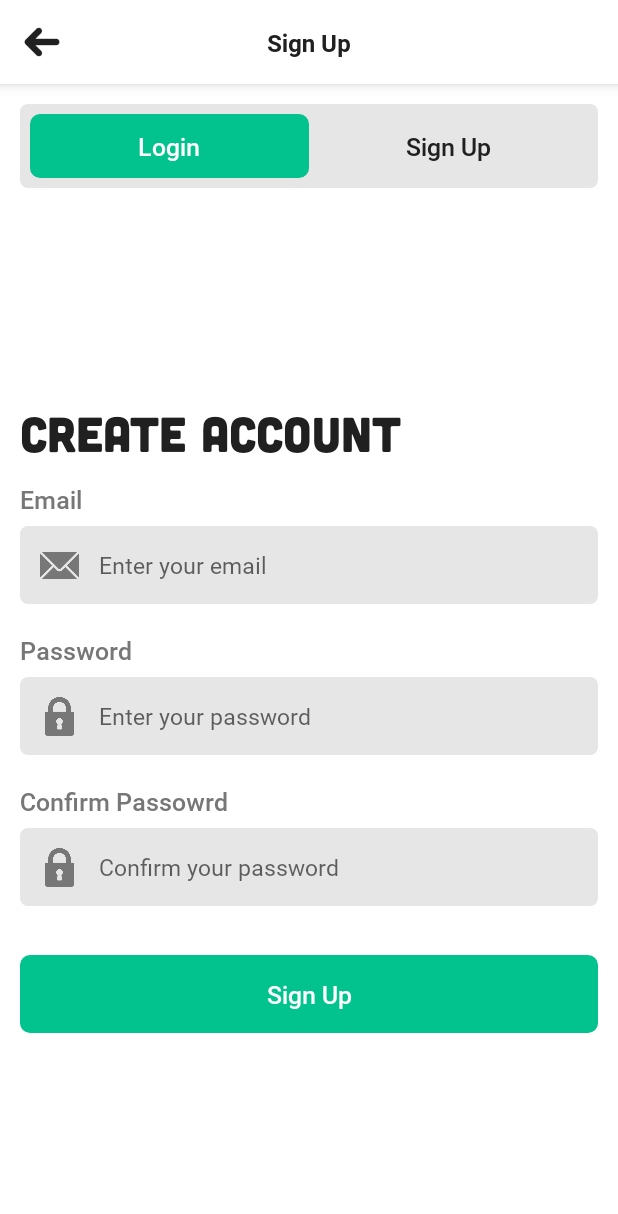
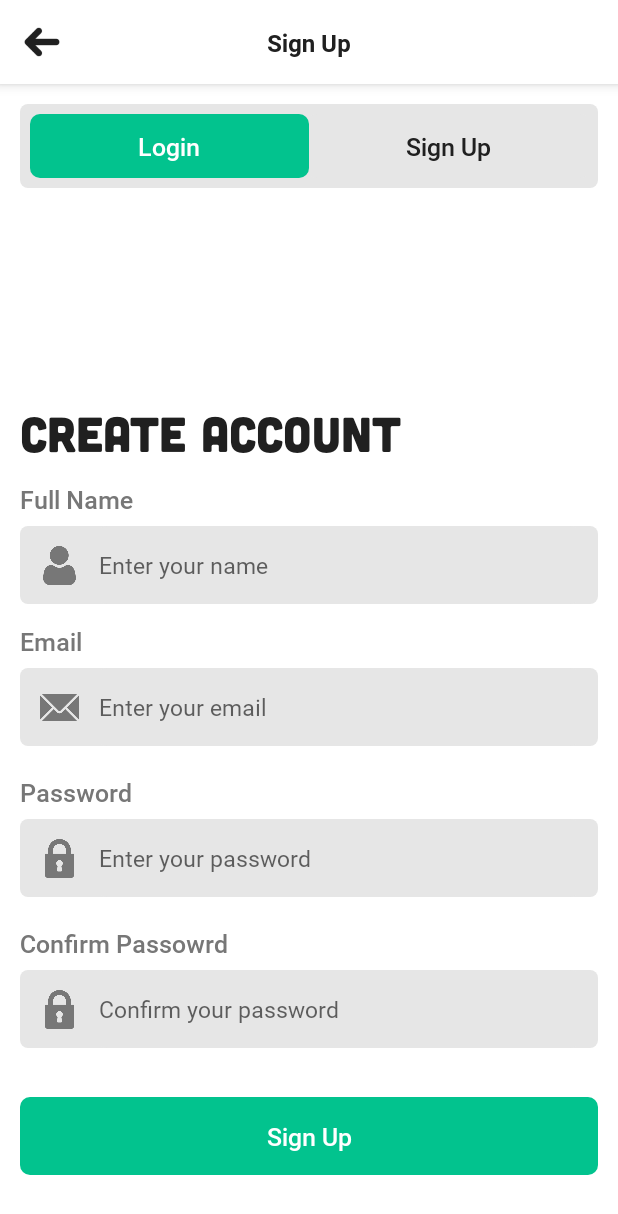
Before and after one commit to saadahmedscse/Android-Video-Call-Firebase-Jitsi, an Android app: the SignUpFragment screen opened through its navigation route, on a phone screen of 412 x 824 dp. Shown: the top 1214 px of the screen. Run offline under Robolectric (Android 15) with nearby library versions, the phone set to English and light mode, and no system bars; our stand-ins replace Firebase (no records; nobody signed in at launch, a user with empty details on screens opened directly), sdp/ssp sizes; 1 statement that could not run was skipped.

Commit message:
Added name field

```diff
--- a/app/src/main/java/com/caffeine/videocall_jitsi/view/auth/tabs/signUp/SignUpFragment.kt
+++ b/app/src/main/java/com/caffeine/videocall_jitsi/view/auth/tabs/signUp/SignUpFragment.kt
@@ -35,6 +35,10 @@ class SignUpFragment : BaseFragment<FragmentSignUpBinding>(FragmentSignUpBinding
 
     private fun validate(): Boolean {
         when {
+            binding.etName.gText().isBlank() -> {
+                binding.etName.error = "Name is required"
+                return false
+            }
             binding.etEmail.gText().isBlank() -> {
                 binding.etEmail.error = "Email is required"
                 return false
@@ -76,6 +80,7 @@ class SignUpFragment : BaseFragment<FragmentSignUpBinding>(FragmentSignUpBinding
 
     private fun updateUserData(auth: FirebaseAuth) {
         val user = HashMap<String, String>()
+        user["name"] = binding.etName.gText()
         user["uid"] = auth.currentUser?.uid!!
         user["email"] = binding.etEmail.gText()
         user["password"] = binding.etPassword.gText()
--- a/app/src/main/res/layout/fragment_sign_up.xml
+++ b/app/src/main/res/layout/fragment_sign_up.xml
@@ -26,15 +26,65 @@
         app:layout_constraintTop_toBottomOf="@id/txt_login">
 
         <TextView
+            android:id="@+id/tv_name"
+            android:layout_width="wrap_content"
+            android:layout_height="wrap_content"
+            android:fontFamily="@font/medium"
+            android:text="Full Name"
+            android:textColor="@color/colorGrey"
+            android:textSize="@dimen/_13ssp"
+            app:layout_constraintStart_toStartOf="parent"
+            app:layout_constraintTop_toTopOf="parent" />
+
+        <androidx.constraintlayout.widget.ConstraintLayout
+            android:id="@+id/layout_et_name"
+            android:layout_width="match_parent"
+            android:layout_height="@dimen/_40sdp"
+            android:layout_marginTop="@dimen/_5sdp"
+            android:background="@drawable/bg_light_grey_5"
+            android:paddingStart="@dimen/_10sdp"
+            android:paddingEnd="@dimen/_10sdp"
+            app:layout_constraintTop_toBottomOf="@id/tv_name">
+
+            <ImageView
+                android:id="@+id/ic_person"
+                android:layout_width="@dimen/_20sdp"
+                android:layout_height="@dimen/_20sdp"
+                android:src="@drawable/ic_person"
+                app:layout_constraintBottom_toBottomOf="parent"
+                app:layout_constraintStart_toStartOf="parent"
+                app:layout_constraintTop_toTopOf="parent"
+                app:tint="@color/colorGrey"
+                tools:ignore="ContentDescription" />
+
+            <EditText
+                android:id="@+id/et_name"
+                android:layout_width="0dp"
+                android:layout_height="match_parent"
+                android:layout_marginStart="@dimen/_10sdp"
+                android:background="@drawable/bg_light_grey_5"
+                android:fontFamily="@font/regular"
+                android:hint="Enter your name"
+                android:inputType="text"
+                android:textColor="@color/colorDarkGrey"
+                android:textSize="@dimen/_12ssp"
+                app:layout_constraintEnd_toEndOf="parent"
+                app:layout_constraintStart_toEndOf="@id/ic_person"
+                app:layout_constraintTop_toTopOf="parent" />
+
+        </androidx.constraintlayout.widget.ConstraintLayout>
+
+        <TextView
             android:id="@+id/tv_login"
             android:layout_width="wrap_content"
             android:layout_height="wrap_content"
+            android:layout_marginTop="@dimen/_10sdp"
             android:fontFamily="@font/medium"
             android:text="Email"
             android:textColor="@color/colorGrey"
             android:textSize="@dimen/_13ssp"
             app:layout_constraintStart_toStartOf="parent"
-            app:layout_constraintTop_toTopOf="parent" />
+            app:layout_constraintTop_toBottomOf="@id/layout_et_name"/>
 
         <androidx.constraintlayout.widget.ConstraintLayout
             android:id="@+id/layout_et_email"
```
Also changed, not shown: app/src/main/res/drawable/ic_person.png (added).
